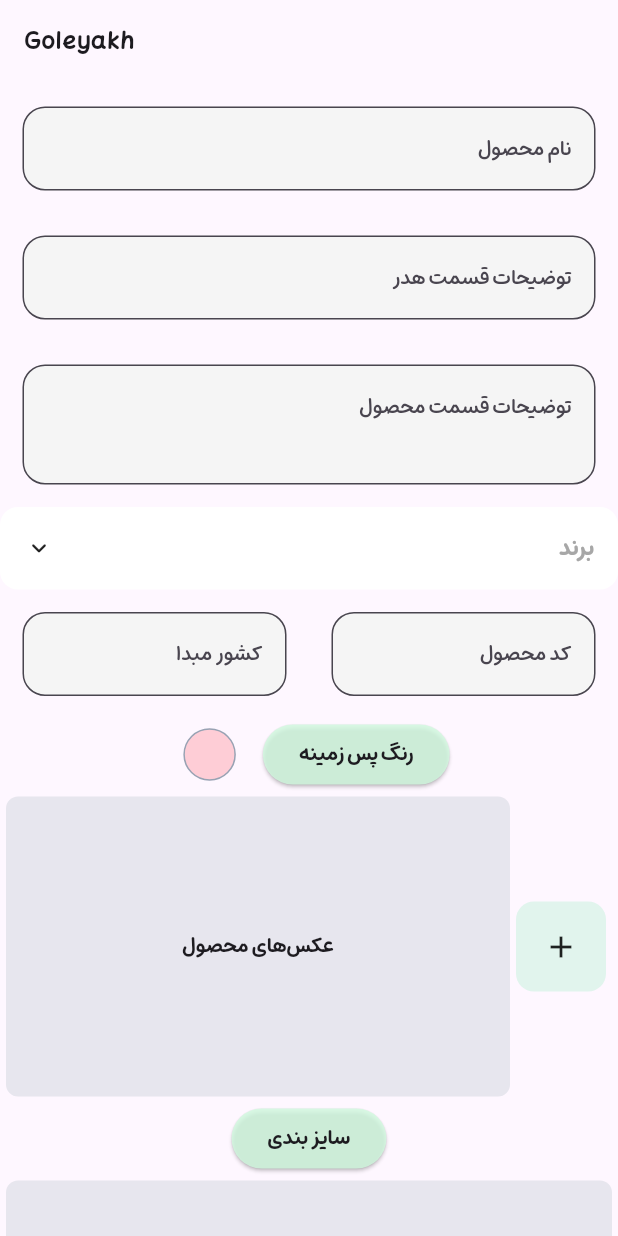
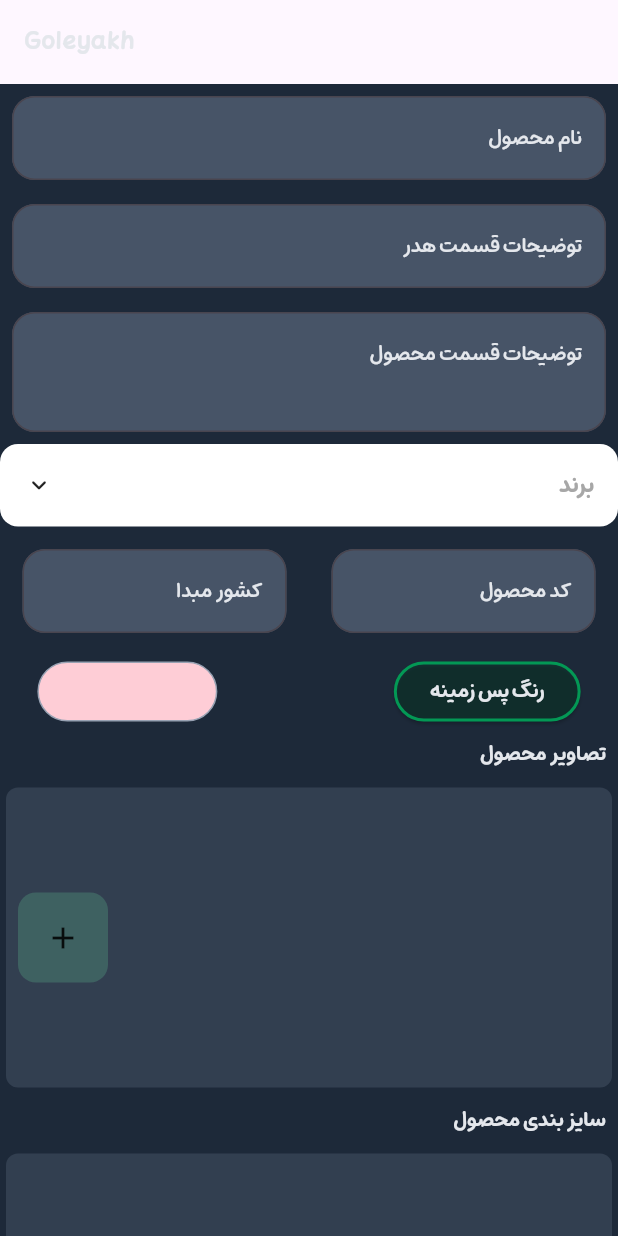
Before and after one commit to RaminBgrn/goleyakh_storys, a Flutter app: the screen it shows after launch, on a phone screen of 412 x 824 dp. Run offline on Flutter 3.47's test engine with Material 3 defaults, Android fonts, the light colour scheme and no system bars; drawn by our look-alikes of animated_custom_dropdown; our stand-ins replace flutter_svg, gap, get, image_picker; missing offline and left inert: flex_color_picker.

Commit message:
theme data has change

```diff
--- a/lib/common/base_controller.dart
+++ b/lib/common/base_controller.dart
@@ -2,6 +2,7 @@ import 'package:get/get.dart';
 import 'package:goleyakh_storys/settings/controllers/color_controller.dart';
 import 'package:goleyakh_storys/settings/controllers/image_controller.dart';
 import 'package:goleyakh_storys/settings/controllers/setting_controller.dart';
+import 'package:goleyakh_storys/settings/controllers/size_controller.dart';
 
 class BaseController extends Bindings {
   @override
@@ -9,5 +10,6 @@ class BaseController extends Bindings {
     Get.put(ImageController());
     Get.put(SettingController());
     Get.put(ColorController());
+    Get.put(SizeController());
   }
 }
--- a/lib/common/theme_manager.dart
+++ b/lib/common/theme_manager.dart
@@ -1,58 +1,23 @@
 import 'package:flutter/material.dart';
+import 'package:goleyakh_storys/static/colors.dart';
 
 class ThemeManager {
   static final ThemeData _myTheme = ThemeData(
-    textTheme: const TextTheme(
-      labelLarge: TextStyle(
-        fontFamily: 'mikhak',
-        fontSize: 14,
-        fontWeight: FontWeight.bold,
-      ),
-      labelMedium: TextStyle(
-        fontFamily: 'mikhak',
-        fontSize: 12,
-        fontWeight: FontWeight.w500,
-      ),
-      labelSmall: TextStyle(
-        fontFamily: 'mikhak',
-        fontSize: 11,
-        fontWeight: FontWeight.w300,
-      ),
-      bodyLarge: TextStyle(
-        fontFamily: 'mikhak',
-        fontSize: 16,
-        fontWeight: FontWeight.bold,
-      ),
-      bodyMedium: TextStyle(
-        fontFamily: 'mikhak',
-        fontSize: 14,
-        fontWeight: FontWeight.w700,
-      ),
-      bodySmall: TextStyle(
-        fontFamily: 'mikhak',
-        fontSize: 12,
-        fontWeight: FontWeight.w800,
-      ),
+    textTheme: TextTheme(
+      labelLarge: TextStyle(fontFamily: 'mikhak', fontSize: 14, fontWeight: FontWeight.bold, color: myGrey[200]!),
+      labelMedium: TextStyle(fontFamily: 'mikhak', fontSize: 12, fontWeight: FontWeight.w500, color: myGrey[200]!),
+      labelSmall: TextStyle(fontFamily: 'mikhak', fontSize: 11, fontWeight: FontWeight.w300, color: myGrey[200]!),
+      bodyLarge: TextStyle(fontFamily: 'mikhak', fontSize: 16, fontWeight: FontWeight.bold, color: myGrey[200]!),
+      bodyMedium: TextStyle(fontFamily: 'mikhak', fontSize: 14, fontWeight: FontWeight.w700, color: myGrey[200]!),
+      bodySmall: TextStyle(fontFamily: 'mikhak', fontSize: 12, fontWeight: FontWeight.w800, color: myGrey[200]!),
     ),
     inputDecorationTheme: InputDecorationTheme(
         floatingLabelAlignment: FloatingLabelAlignment.start,
-        labelStyle: const TextStyle(
-          fontFamily: 'mikhak',
-          fontSize: 14,
-          fontWeight: FontWeight.w600,
-        ),
-        floatingLabelStyle: const TextStyle(
-          fontFamily: 'mikhak',
-          fontSize: 14,
-          fontWeight: FontWeight.w500,
-        ),
-        fillColor: Colors.grey.shade100,
+        labelStyle: TextStyle(fontFamily: 'mikhak', fontSize: 14, fontWeight: FontWeight.w600, color: myGrey[200]!),
+        floatingLabelStyle: TextStyle(fontFamily: 'mikhak', fontSize: 14, fontWeight: FontWeight.w500, color: myGrey[200]!),
+        fillColor: myGrey[600],
         filled: true,
-        hintStyle: const TextStyle(
-          fontFamily: 'mikhak',
-          fontSize: 14,
-          fontWeight: FontWeight.w600,
-        ),
+        hintStyle: TextStyle(fontFamily: 'mikhak', fontSize: 14, fontWeight: FontWeight.w600, color: myGrey[200]!),
         border: OutlineInputBorder(
           borderRadius: BorderRadius.circular(15),
           // borderSide: BorderSide.none,
--- /dev/null
+++ b/lib/settings/controllers/size_controller.dart
@@ -0,0 +1,7 @@
+import 'package:get/get.dart';
+import 'package:goleyakh_storys/settings/models/size_model.dart';
+
+class SizeController extends GetxController {
+  List<SizeModel> _sizeModel = [];
+  List<SizeModel> get getSizeModel => _sizeModel;
+}
--- /dev/null
+++ b/lib/settings/models/size_model.dart
@@ -0,0 +1,23 @@
+class SizeModel {
+  String? size;
+  String? titleOne;
+  String? valueOne;
+  String? titleTwo;
+  String? valueTwo;
+  String? titleThree;
+  String? valueThree;
+  String? price;
+  String? discounted;
+
+  SizeModel({
+    this.size,
+    this.titleOne,
+    this.valueOne,
+    this.titleTwo,
+    this.valueTwo,
+    this.titleThree,
+    this.valueThree,
+    this.price,
+    this.discounted,
+  });
+}
--- a/lib/settings/screens/setting_page.dart
+++ b/lib/settings/screens/setting_page.dart
@@ -7,9 +7,11 @@ import 'package:goleyakh_storys/common/static.dart';
 import 'package:goleyakh_storys/settings/controllers/color_controller.dart';
 import 'package:goleyakh_storys/settings/controllers/image_controller.dart';
 import 'package:goleyakh_storys/settings/controllers/setting_controller.dart';
+import 'package:goleyakh_storys/settings/controllers/size_controller.dart';
 import 'package:goleyakh_storys/settings/models/drop_down_model.dart';
-import 'package:goleyakh_storys/settings/widgets/choose_size_dialog.dart';
+import 'package:goleyakh_storys/settings/models/size_model.dart';
 import 'package:goleyakh_storys/settings/widgets/image_item.dart';
+import 'package:goleyakh_storys/settings/widgets/size_items.dart';
 import 'package:goleyakh_storys/static/colors.dart';
 
 class SettingPage extends StatelessWidget {
@@ -17,14 +19,15 @@ class SettingPage extends StatelessWidget {
 
   @override
   Widget build(BuildContext context) {
-    return SizedBox(
+    return Container(
+      color: myGrey[800],
       width: double.infinity,
       height: MediaQuery.sizeOf(context).height,
       child: SingleChildScrollView(
         child: Column(
           children: [
             Padding(
-              padding: const EdgeInsets.all(15.0),
+              padding: const EdgeInsets.all(8.0),
               child: Directionality(
                 textDirection: TextDirection.rtl,
                 child: TextField(
@@ -38,7 +41,7 @@ class SettingPage extends StatelessWidget {
               ),
             ),
             Padding(
-              padding: const EdgeInsets.all(15.0),
+              padding: const EdgeInsets.all(8.0),
               child: Directionality(
                 textDirection: TextDirection.rtl,
                 child: TextField(
@@ -52,7 +55,7 @@ class SettingPage extends StatelessWidget {
               ),
             ),
             Padding(
-              padding: const EdgeInsets.all(15.0),
+              padding: const EdgeInsets.all(8.0),
               child: Directionality(
                 textDirection: TextDirection.rtl,
                 child: TextField(
@@ -68,11 +71,13 @@ class SettingPage extends StatelessWidget {
             ),
             Directionality(
               textDirection: TextDirection.rtl,
-              child: CustomDropdown<DropDownModel>.search(
+              child: CustomDropdown<DropDownModel>(
                 hintText: 'برند',
+                expandedFillColor: myGrey[500],
                 items: DropDownModel.parsData(brandsPath),
                 searchHintText: "جستجو",
                 excludeSelected: false,
+                closedFillColor: myGrey[600],
                 onChanged: (value) {},
                 listItemBuilder: (context, value) {
                   return SizedBox(
@@ -129,14 +134,13 @@ class SettingPage extends StatelessWidget {
               ],
             ),
             Row(
-              mainAxisAlignment: MainAxisAlignment.center,
+              mainAxisAlignment: MainAxisAlignment.spaceAround,
               children: [
-                const Gap(10),
                 GetBuilder<ColorController>(
                   builder: (clr) {
                     return Container(
-                      width: 35,
-                      height: 35,
+                      width: 120,
+                      height: 40,
                       decoration: BoxDecoration(
                         color: clr.getBackgroundColor,
                         borderRadius: BorderRadius.circular(100),
@@ -150,9 +154,11 @@ class SettingPage extends StatelessWidget {
                 ),
                 const Gap(18),
                 ElevatedButton(
-                  style: ButtonStyle(
-                    backgroundColor: MaterialStateProperty.all<Color>(
-                      myGreen[100]!.withOpacity(0.8),
+                  style: ElevatedButton.styleFrom(
+                    backgroundColor: myGreen[900]!.withOpacity(0.3),
+                    side: BorderSide(
+                      width: 2,
+                      color: myGreen[600]!,
                     ),
                   ),
                   onPressed: () {
@@ -165,6 +171,20 @@ class SettingPage extends StatelessWidget {
                 )
               ],
             ),
+            const Gap(8),
+            Padding(
+              padding: const EdgeInsets.symmetric(
+                horizontal: 8,
+              ),
+              child: Align(
+                alignment: Alignment.centerRight,
+                child: Text(
+                  'تصاویر محصول',
+                  style: Theme.of(context).textTheme.labelLarge,
+                ),
+              ),
+            ),
+            const Gap(8),
             Row(
               children: [
                 Expanded(
@@ -173,84 +193,110 @@ class SettingPage extends StatelessWidget {
                     margin: const EdgeInsets.all(4),
                     decoration: BoxDecoration(
                       borderRadius: BorderRadius.circular(8),
-                      color: myGrey[300]!.withOpacity(0.5),
+                      color: myGrey[600]!.withOpacity(0.5),
                     ),
                     child: GetBuilder<ImageController>(
                       builder: (clr) {
-                        return clr.getImageSelected.isEmpty
-                            ? const Center(child: Text('عکس‌های محصول'))
-                            : ListView.builder(
-                                shrinkWrap: true,
-                                itemCount: clr.getImageSelected.length, // clr.getImageSelected.length,
-                                scrollDirection: Axis.horizontal,
-                                itemBuilder: (context, index) {
-                                  return ImageItem(
+                        return ListView.builder(
+                          shrinkWrap: true,
+
+                          itemCount: clr.getImageSelected.length + 1, // clr.getImageSelected.length,
+                          scrollDirection: Axis.horizontal,
+
+                          itemBuilder: (context, index) {
+                            return (clr.getImageSelected.length == index || clr.getImageSelected.isEmpty)
+                                ? GestureDetector(
+                                    onTap: () {
+                                      Get.find<ImageController>().chooseImage();
+                                    },
+                                    child: Container(
+                                      width: 60,
+                                      height: 60,
+                                      margin: const EdgeInsets.only(
+                                        top: 70,
+                                        bottom: 70,
+                                        left: 8,
+                                        right: 8,
+                                      ),
+                                      decoration: BoxDecoration(
+                                        borderRadius: BorderRadius.circular(12),
+                                        color: myGreen[300]!.withOpacity(0.2),
+                                      ),
+                                      child: const Icon(Icons.add),
+                                    ),
+                                  )
+                                : ImageItem(
                                     onRemove: () => clr.removeImage(index),
-                                    image: clr.getImageSelected[index].imagePath,
+                                    image: clr.getImageSelected[(index == 0) ? index : index - 1].imagePath,
                                   );
-                                },
-                              );
+                          },
+                        );
                       },
                     ),
                   ),
                 ),
-                GestureDetector(
-                  onTap: () {
-                    Get.find<ImageController>().chooseImage();
-                  },
-                  child: Container(
-                    width: 60,
-                    height: 60,
-                    margin: const EdgeInsets.only(
-                      right: 8,
-                    ),
-                    decoration: BoxDecoration(
-                      borderRadius: BorderRadius.circular(12),
-                      color: myGreen[300]!.withOpacity(0.2),
-                    ),
-                    child: const Icon(Icons.add),
-                  ),
-                ),
               ],
             ),
-            ElevatedButton(
-              style: ButtonStyle(
-                backgroundColor: MaterialStateProperty.all<Color>(
-                  myGreen[100]!.withOpacity(0.8),
+            const Gap(8),
+            Padding(
+              padding: const EdgeInsets.symmetric(
+                horizontal: 8,
+              ),
+              child: Align(
+                alignment: Alignment.centerRight,
+                child: Text(
+                  'سایز بندی محصول',
+                  style: Theme.of(context).textTheme.labelLarge,
                 ),
               ),
-              onPressed: () {
-                MyCustomDialogs.chooseSize();
-              },
-              child: Text(
-                'سایز بندی',
-                style: Theme.of(context).textTheme.labelLarge,
-              ),
             ),
+            const Gap(8),
             Container(
-              height: 200,
+              height: 180,
+              width: double.infinity,
               margin: const EdgeInsets.all(4),
               decoration: BoxDecoration(
                 borderRadius: BorderRadius.circular(8),
-                color: myGrey[300]!.withOpacity(0.5),
+                color: myGrey[600]!.withOpacity(0.5),
               ),
-              child: GetBuilder<ImageController>(
+              child: GetBuilder<SizeController>(
                 builder: (clr) {
-                  return clr.getImageSelected.isEmpty
-                      ? const Center(child: Text('سایز بندی'))
-                      : ListView.builder(
-                          shrinkWrap: true,
-                          itemCount: clr.getImageSelected.length, // clr.getImageSelected.length,
-                          itemBuilder: (context, index) {
-                            return ImageItem(
-                              onRemove: () => clr.removeImage(index),
-                              image: clr.getImageSelected[index].imagePath,
+                  return ListView.builder(
+                    shrinkWrap: true,
+                    scrollDirection: Axis.horizontal,
+                    itemCount: clr.getSizeModel.length + 1,
+                    itemBuilder: (context, index) {
+                      return (clr.getSizeModel.length == index || clr.getSizeModel.isEmpty)
+                          ? GestureDetector(
+                              onTap: () {},
+                              child: Container(
+                                width: 60,
+                                height: 60,
+                                margin: const EdgeInsets.only(
+                                  top: 60,
+                                  bottom: 60,
+                                  left: 8,
+                                  right: 8,
+                                ),
+                                decoration: BoxDecoration(
+                                  borderRadius: BorderRadius.circular(12),
+                                  color: myGreen[900]!.withOpacity(0.3),
+                                  border: Border.all(
+                                    width: 2,
+                                    color: myGreen[600]!,
+                                  ),
+                                ),
+                              ),
+                            )
+                          : SizeItem(
+                              model: SizeModel(),
                             );
-                          },
-                        );
+                    },
+                  );
                 },
               ),
             ),
+            const Gap(15),
           ],
         ),
       ),
--- /dev/null
+++ b/lib/settings/widgets/size_items.dart
@@ -0,0 +1,23 @@
+import 'package:flutter/material.dart';
+import 'package:goleyakh_storys/settings/models/size_model.dart';
+import 'package:goleyakh_storys/static/colors.dart';
+
+class SizeItem extends StatelessWidget {
+  final SizeModel model;
+  const SizeItem({
+    required this.model,
+    super.key,
+  });
+
+  @override
+  Widget build(BuildContext context) {
+    return Container(
+      width: 60,
+      margin: const EdgeInsets.all(8),
+      decoration: BoxDecoration(
+        borderRadius: BorderRadius.circular(10),
+        color: myGrey[700],
+      ),
+    );
+  }
+}
```
